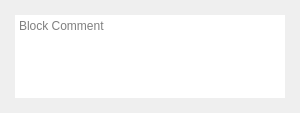
Old version of the form UI/Arduino/glitch-object-block-comment-arduino.ui in the repository textbrowser/glitch.
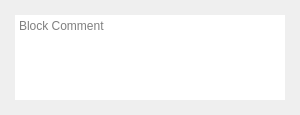
New version of the form.

Diff of the .ui file:
```diff
--- a/UI/Arduino/glitch-object-block-comment-arduino.ui
+++ b/UI/Arduino/glitch-object-block-comment-arduino.ui
@@ -7,7 +7,7 @@
     <x>0</x>
     <y>0</y>
     <width>300</width>
-    <height>113</height>
+    <height>115</height>
    </rect>
   </property>
   <property name="windowTitle">
```
